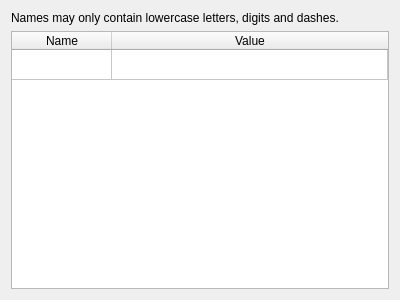
The window that sources/ui/diagramcontextwidget.ui (EmilOsvoll/qelectrotech-source-mirror) describes before a commit, drawn with Qt 5.
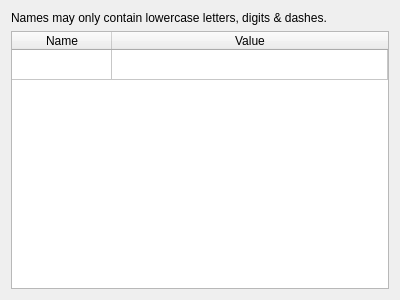
The same window after the commit.

The edit to the form file:
```diff
--- a/sources/ui/diagramcontextwidget.ui
+++ b/sources/ui/diagramcontextwidget.ui
@@ -17,7 +17,7 @@
    <item>
     <widget class="QLabel" name="m_label">
      <property name="text">
-      <string>Names may only contain lowercase letters, digits and dashes.</string>
+      <string>Names may only contain lowercase letters, digits &amp; dashes.</string>
      </property>
      <property name="wordWrap">
       <bool>true</bool>
```
